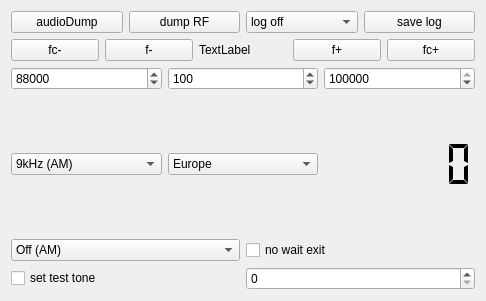
This is forms/configwidget.ui in JvanKatwijk/sdr-j-fm as Qt 5 draws it before an edit. The edited form follows.
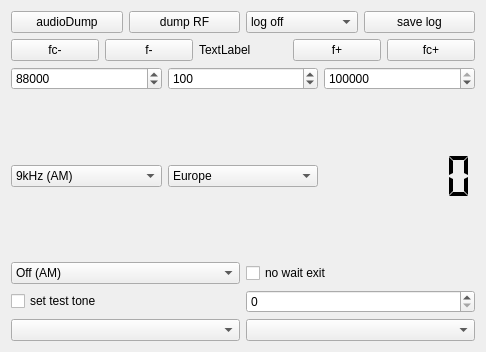
This is the edited form.

What changed in the file:
```diff
--- a/forms/configwidget.ui
+++ b/forms/configwidget.ui
@@ -7,7 +7,7 @@
     <x>0</x>
     <y>0</y>
     <width>486</width>
-    <height>301</height>
+    <height>352</height>
    </rect>
   </property>
   <property name="windowTitle">
@@ -318,6 +318,16 @@
      </item>
     </layout>
    </item>
+   <item>
+    <layout class="QHBoxLayout" name="horizontalLayout_7">
+     <item>
+      <widget class="QComboBox" name="streamOutSelector"/>
+     </item>
+     <item>
+      <widget class="QComboBox" name="cbThemes"/>
+     </item>
+    </layout>
+   </item>
   </layout>
  </widget>
  <resources/>
```
